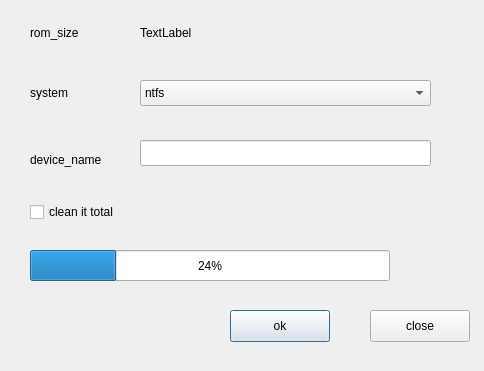
Qt form libpeony-qt/windows/format_dialog.ui (ukui/peony) before a commit.
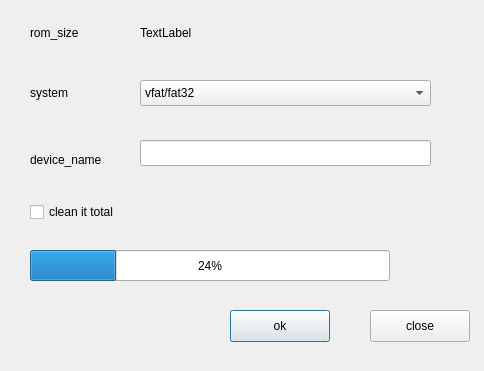
The same form after that commit.

Commit message: [FIX]  添加 exfat 格式的支持，另外udisks下 vfata 就是 fat32 [LINK] 75595

The edit to the form file:
```diff
--- a/libpeony-qt/windows/format_dialog.ui
+++ b/libpeony-qt/windows/format_dialog.ui
@@ -54,6 +54,16 @@
      <height>26</height>
     </rect>
    </property>
+   <item>
+    <property name="text">
+     <string>vfat/fat32</string>
+    </property>
+   </item>
+   <item>
+    <property name="text">
+     <string>exfat</string>
+    </property>
+   </item>
    <item>
     <property name="text">
      <string>ntfs</string>
```
Left out of the diff: 5 changed lines with no effect on the pictures. The commit also changes 1 other file.
